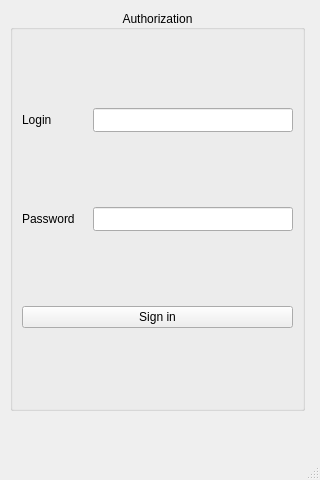
First picture: the form in mainwindow.ui, repository Robnayr/qt_openweathermapAPI_client, before the edit.
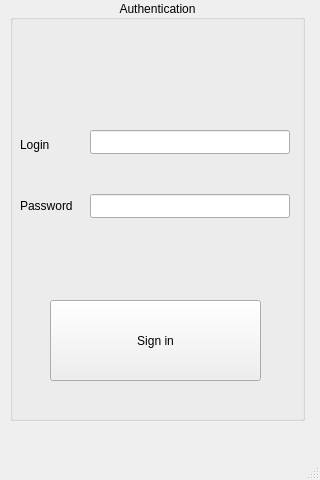
Second picture: the form after the edit. Icons and pictures are not drawn.

Diff of the .ui file:
```diff
--- a/mainwindow.ui
+++ b/mainwindow.ui
@@ -30,25 +30,88 @@
     <property name="geometry">
      <rect>
       <x>10</x>
-      <y>10</y>
+      <y>0</y>
       <width>295</width>
-      <height>401</height>
+      <height>421</height>
      </rect>
     </property>
+    <property name="styleSheet">
+     <string notr="true">
+font: 75 italic 10pt &quot;Rockwell&quot;;
+</string>
+    </property>
     <property name="title">
-     <string>Authorization</string>
+     <string>Authentication</string>
     </property>
     <property name="alignment">
      <set>Qt::AlignCenter</set>
     </property>
-    <layout class="QVBoxLayout" name="verticalLayout">
-     <item>
-      <layout class="QHBoxLayout" name="horizontalLayout_3">
-       <property name="spacing">
-        <number>35</number>
-       </property>
-       <item>
+    <widget class="QPushButton" name="loginButton">
+     <property name="geometry">
+      <rect>
+       <x>40</x>
+       <y>300</y>
+       <width>211</width>
+       <height>81</height>
+      </rect>
+     </property>
+     <property name="autoFillBackground">
+      <bool>false</bool>
+     </property>
+     <property name="text">
+      <string>Sign in</string>
+     </property>
+     <property name="iconSize">
+      <size>
+       <width>20</width>
+       <height>20</height>
+      </size>
+     </property>
+     <property name="default">
+      <bool>false</bool>
+     </property>
+     <property name="flat">
+      <bool>false</bool>
+     </property>
+    </widget>
+    <widget class="QLabel" name="passwordLabel">
+     <property name="geometry">
+      <rect>
+       <x>10</x>
+       <y>195</y>
+       <width>55</width>
+       <height>21</height>
+      </rect>
+     </property>
+     <property name="sizePolicy">
+      <sizepolicy hsizetype="Preferred" vsizetype="Fixed">
+       <horstretch>0</horstretch>
+       <verstretch>0</verstretch>
+      </sizepolicy>
+     </property>
+     <property name="maximumSize">
+      <size>
+       <width>100</width>
+       <height>30</height>
+      </size>
+     </property>
+     <property name="styleSheet">
+      <string notr="true">
+font: italic 10pt &quot;Rockwell&quot;;</string>
+     </property>
+     <property name="text">
+      <string>Password</string>
+     </property>
+    </widget>
         <widget class="QLabel" name="loginLabel">
+     <property name="geometry">
+      <rect>
+       <x>10</x>
+       <y>130</y>
+       <width>51</width>
+       <height>30</height>
+      </rect>
+     </property>
          <property name="sizePolicy">
           <sizepolicy hsizetype="Preferred" vsizetype="Fixed">
            <horstretch>0</horstretch>
@@ -61,11 +124,27 @@
            <height>30</height>
           </size>
          </property>
+     <property name="styleSheet">
+      <string notr="true">
+font: italic 10pt &quot;Rockwell&quot;;</string>
+     </property>
          <property name="text">
           <string>Login</string>
          </property>
         </widget>
-       </item>
+    <widget class="QWidget" name="">
+     <property name="geometry">
+      <rect>
+       <x>80</x>
+       <y>130</y>
+       <width>202</width>
+       <height>90</height>
+      </rect>
+     </property>
+     <layout class="QVBoxLayout" name="verticalLayout">
+      <property name="spacing">
+       <number>40</number>
+      </property>
        <item>
         <widget class="QLineEdit" name="loginLine">
          <property name="minimumSize">
@@ -82,29 +161,6 @@
          </property>
         </widget>
        </item>
-      </layout>
-     </item>
-     <item>
-      <layout class="QHBoxLayout" name="horizontalLayout_2">
-       <item>
-        <widget class="QLabel" name="passwordLabel">
-         <property name="sizePolicy">
-          <sizepolicy hsizetype="Preferred" vsizetype="Fixed">
-           <horstretch>0</horstretch>
-           <verstretch>0</verstretch>
-          </sizepolicy>
-         </property>
-         <property name="maximumSize">
-          <size>
-           <width>100</width>
-           <height>30</height>
-          </size>
-         </property>
-         <property name="text">
-          <string>Password</string>
-         </property>
-        </widget>
-       </item>
        <item>
         <widget class="QLineEdit" name="passwordLine">
          <property name="minimumSize">
@@ -122,15 +178,7 @@
         </widget>
        </item>
       </layout>
-     </item>
-     <item>
-      <widget class="QPushButton" name="loginButton">
-       <property name="text">
-        <string>Sign in</string>
-       </property>
-      </widget>
-     </item>
-    </layout>
+    </widget>
    </widget>
   </widget>
   <widget class="QStatusBar" name="statusbar"/>
```
Left out of the diff: 6 changed lines with no effect on the pictures. Lines whose indentation alone changed are shown as unchanged.
